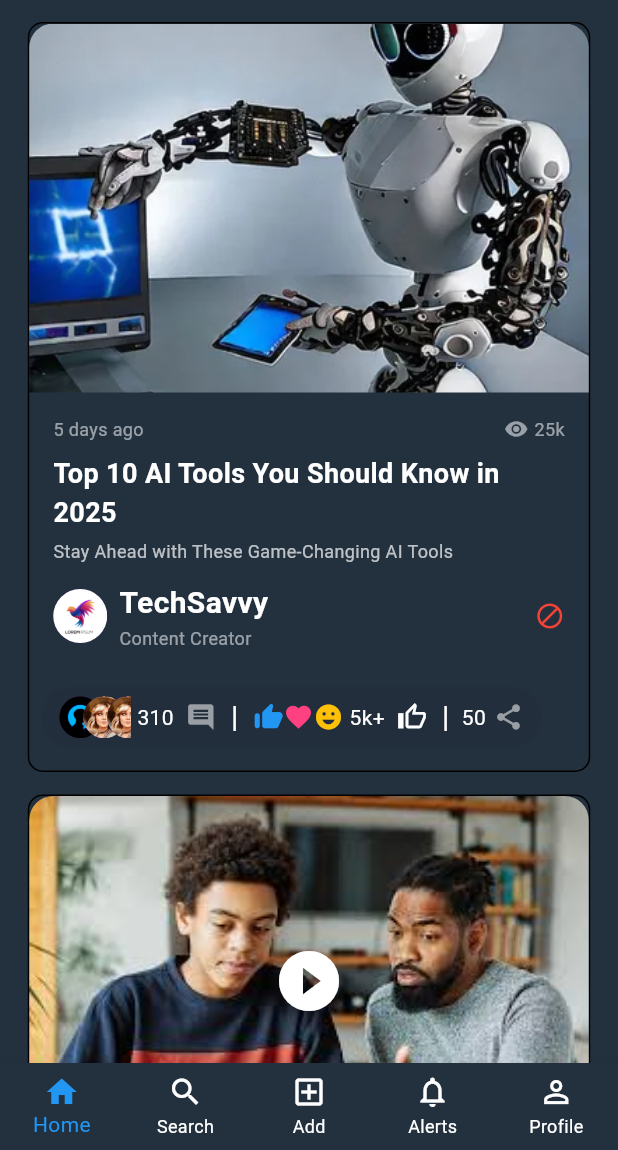
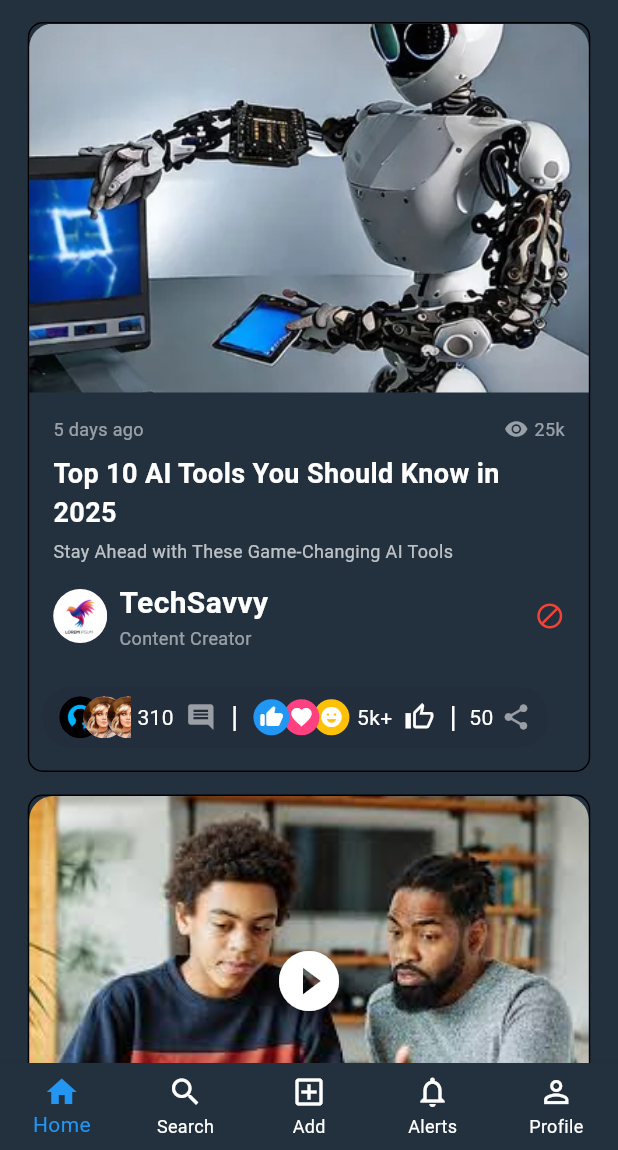
Before and after one commit to rajni2002491/BlueCs, a Flutter app: the screen it shows after launch, scrolled down 576 dp, on a phone screen of 412 x 824 dp, the part 86-1236 px from its top. Run offline on Flutter 3.47's test engine with Material 3 defaults, Android fonts, the phone set to English and light mode, and no system bars.

Commit message:
fixing emojis places

```diff
--- a/lib/widgets.dart
+++ b/lib/widgets.dart
@@ -408,14 +408,45 @@ class ActionBar extends StatelessWidget {
               const SizedBox(width: 10),
               Text("|", style: TextStyle(color: Colors.white, fontSize: 20)),
               const SizedBox(width: 10),
-              Icon(Icons.thumb_up_alt_rounded, color: Colors.blue, size: 20),
-              Icon(Icons.favorite, color: Colors.pinkAccent, size: 20),
-              Icon(Icons.emoji_emotions, color: Colors.amber, size: 20),
-              const SizedBox(width: 4),
-              Text('5k+', style: TextStyle(color: Colors.white)),
-              const SizedBox(width: 8),
-              Icon(Icons.thumb_up_alt_outlined, color: Colors.white, size: 20),
-              const SizedBox(width: 10),
+              Row(
+                children: [
+                  Stack(
+                    clipBehavior: Clip.none,
+                    children: [
+                      Positioned(
+                        left: 40,
+                        child: CircleAvatar(
+                          radius: 12,
+                          backgroundColor: Colors.amber,
+                          child: const Icon(Icons.emoji_emotions,
+                              color: Colors.white, size: 16),
+                        ),
+                      ),
+                      Positioned(
+                        left: 20,
+                        child: CircleAvatar(
+                          radius: 12,
+                          backgroundColor: Colors.pinkAccent,
+                          child: const Icon(Icons.favorite,
+                              color: Colors.white, size: 16),
+                        ),
+                      ),
+                      const CircleAvatar(
+                        radius: 12,
+                        backgroundColor: Colors.blue,
+                        child: Icon(Icons.thumb_up_alt_rounded,
+                            color: Colors.white, size: 16),
+                      ),
+                    ],
+                  ),
+                  const SizedBox(width: 45),
+                  Text('5k+', style: TextStyle(color: Colors.white)),
+                  const SizedBox(width: 8),
+                  Icon(Icons.thumb_up_alt_outlined,
+                      color: Colors.white, size: 20),
+                  const SizedBox(width: 10),
+                ],
+              ),
               Text("|", style: TextStyle(color: Colors.white, fontSize: 20)),
               const SizedBox(width: 8),
               Text('50', style: TextStyle(color: Colors.white)),
@@ -442,7 +473,7 @@ class TopNavBar extends StatelessWidget {
             padding: const EdgeInsets.symmetric(horizontal: 24, vertical: 10),
             margin: const EdgeInsets.only(right: 8),
             decoration: BoxDecoration(
-                 color: const Color(0xFF1C4955),
+              color: const Color(0xFF1C4955),
               borderRadius: BorderRadius.circular(50),
               border: Border.all(color: Color(0xFF00B2FF), width: 2),
             ),
```
